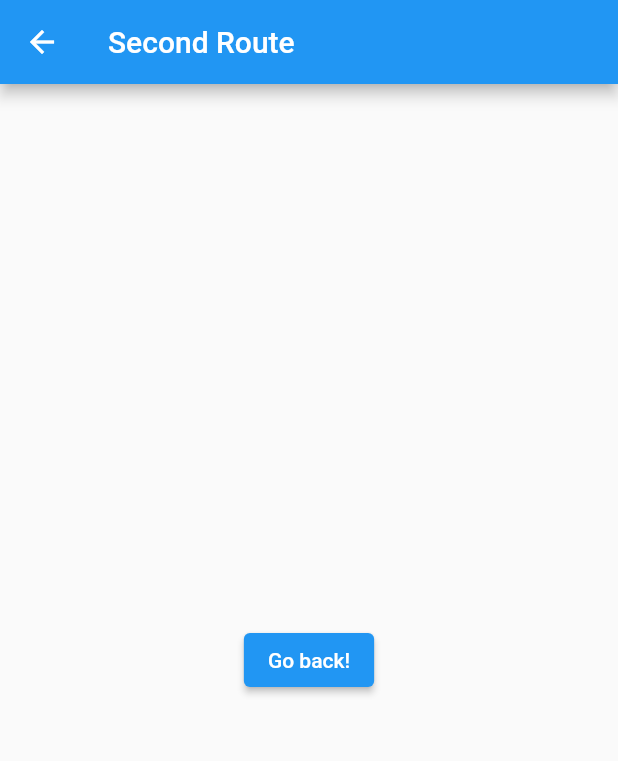
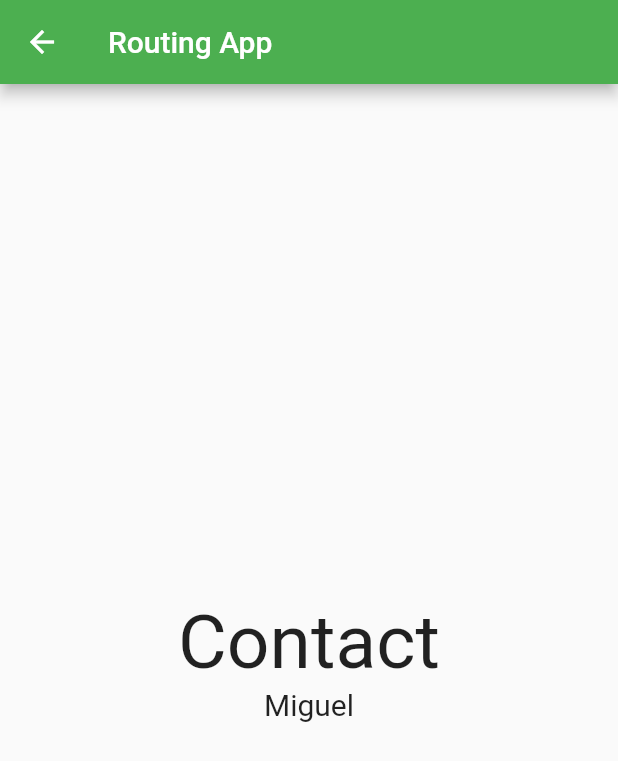
Before and after one commit to zayro/FlutterDemos, a Flutter app: the screen it shows after launch, after a tap on an icon or button, on a phone screen of 412 x 824 dp. Shown: the top 761 px of the screen. Run offline on Flutter 3.47's test engine with Material 2 defaults, Android fonts, the phone set to English and light mode, and no system bars.

Commit message:
Agregar Rutas Dinamicas - permite parametros dinamicos

```diff
--- a/lib/main.dart
+++ b/lib/main.dart
@@ -1,6 +1,10 @@
 import 'package:flutter/material.dart';
 
 import './src/pages/contacts.dart';
+
+import './src/pages/infoBasic.dart';
+
+import './src/route.dart';
 
 void main() => runApp(MyApp());
 
@@ -10,6 +14,12 @@ class MyApp extends StatelessWidget {
     return MaterialApp(
       debugShowCheckedModeBanner: false,
       title: 'Material App',
+      theme: ThemeData(
+        primarySwatch: Colors.green,
+      ),
+      //initialRoute: '/',
+      routes: {'/infoBasic': (context) => InfoBasicPage(name: "as")},
+      onGenerateRoute: RouteGenerator.generateRoute,
       home: ContactPage(),
     );
   }
--- a/lib/src/pages/contacts.dart
+++ b/lib/src/pages/contacts.dart
@@ -1,6 +1,13 @@
 import 'package:flutter/material.dart';
 
-import './info.dart';
+import './infoBasic.dart';
+
+class ScreenArguments {
+  final String title;
+  final String message;
+
+  ScreenArguments(this.title, this.message);
+}
 
 class ContactPage extends StatelessWidget {
   // lista de elementos
@@ -40,8 +47,13 @@ class ContactPage extends StatelessWidget {
             child: Text(item.substring(0, 1).toUpperCase()),
           ),
           onTap: () {
-            Navigator.push(
-                context, MaterialPageRoute(builder: (context) => InfoPage()));
+            //Navigator.push(context,MaterialPageRoute(builder: (context) => InfoPage(name: item)));
+            //Navigator.pushNamed(context, '/infoBasic', arguments: InfoBasicPage(name: item));
+            Navigator.pushNamed(
+              context,
+              '/info',
+              arguments: ScreenArguments('Contact', item),
+            );
           },
         );
       }).toList();
--- a/lib/src/pages/info.dart
+++ b/lib/src/pages/info.dart
@@ -1,18 +1,34 @@
 import 'package:flutter/material.dart';
 
 class InfoPage extends StatelessWidget {
+  // This is a String for the sake of an example.
+  // You can use any type you want.
+  final data;
+
+  InfoPage({
+    Key key,
+    @required this.data,
+  }) : super(key: key);
+
   @override
   Widget build(BuildContext context) {
     return Scaffold(
       appBar: AppBar(
-        title: Text("Second Route"),
+        title: Text('Routing App'),
       ),
       body: Center(
-        child: ElevatedButton(
-          onPressed: () {
-            Navigator.pop(context);
-          },
-          child: Text('Go back!'),
+        child: Column(
+          mainAxisSize: MainAxisSize.min,
+          children: <Widget>[
+            Text(
+              data.title,
+              style: TextStyle(fontSize: 50),
+            ),
+            Text(
+              data.message,
+              style: TextStyle(fontSize: 20),
+            ),
+          ],
         ),
       ),
     );
--- /dev/null
+++ b/lib/src/route.dart
@@ -0,0 +1,43 @@
+import 'package:flutter/material.dart';
+/**
+ * Agregar Rutas
+ */
+import './pages/info.dart';
+
+class RouteGenerator {
+  static Route<dynamic> generateRoute(RouteSettings settings) {
+    // Getting arguments passed in while calling Navigator.pushNamed
+    final args = settings.arguments;
+
+    switch (settings.name) {
+      case '/info':
+        // Validation of correct data type
+
+        return MaterialPageRoute(
+          builder: (_) => InfoPage(
+            data: args,
+          ),
+        );
+
+        // If args is not of the correct type, return an error page.
+        // You can also throw an exception while in development.
+        return _errorRoute();
+      default:
+        // If there is no such named route in the switch statement, e.g. /third
+        return _errorRoute();
+    }
+  }
+
+  static Route<dynamic> _errorRoute() {
+    return MaterialPageRoute(builder: (_) {
+      return Scaffold(
+        appBar: AppBar(
+          title: Text('Error'),
+        ),
+        body: Center(
+          child: Text('ERROR'),
+        ),
+      );
+    });
+  }
+}
```
Also changed, not shown: lib/src/pages/infoBasic.dart (added, +24 -0 lines), lib/src/models/screen.dart (added).
